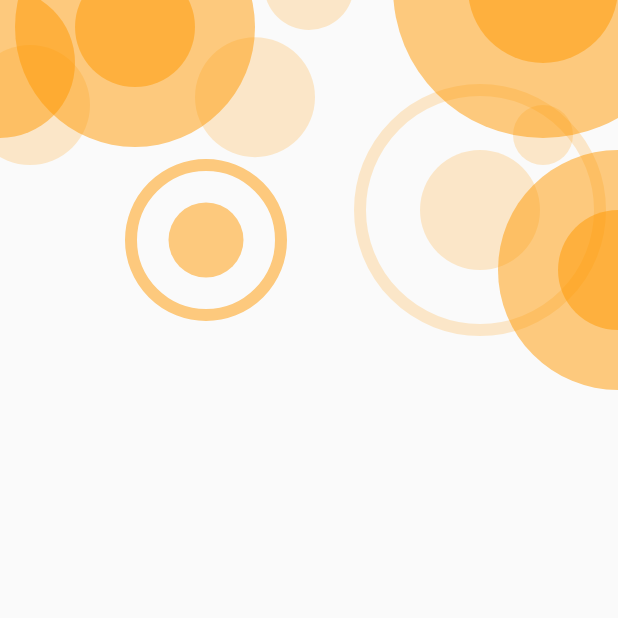
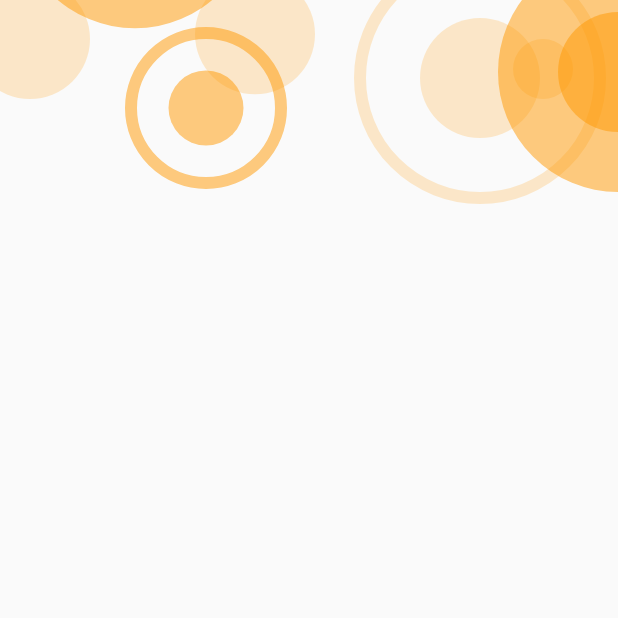
Before and after one commit to deus-magna/animations, a Flutter app: the screen it shows after launch, after a tap on "Circles", on a phone screen of 412 x 824 dp, the top half of it. Run offline on Flutter 3.47's test engine with Material 2 defaults, Android fonts, the phone set to English and light mode, and no system bars.

Commit message:
Refactoring circle_view with Frank :)

```diff
--- a/lib/views/circles_view.dart
+++ b/lib/views/circles_view.dart
@@ -7,8 +7,6 @@ class CirclesView extends StatefulWidget {
 
 class _CirclesViewState extends State<CirclesView>
     with SingleTickerProviderStateMixin {
-  double waveRadius = 0.0;
-
   AnimationController controller;
   Animation<double> animation;
 
@@ -20,12 +18,10 @@ class _CirclesViewState extends State<CirclesView>
 
     controller.forward();
 
-    animation = Tween(begin: 0.0, end: 2000.0).animate(controller)
-      ..addListener(() {
-        setState(() {
-          waveRadius = animation.value;
-        });
-      });
+    animation = Tween(begin: 0.0, end: 1200.0).animate(controller);
+    // ..addListener(() {
+    //   setState(() {});
+    // });
 
     controller.addStatusListener((status) {
       if (status == AnimationStatus.completed) {
@@ -45,9 +41,10 @@ class _CirclesViewState extends State<CirclesView>
   @override
   Widget build(BuildContext context) {
     final size = MediaQuery.of(context).size;
+
     return Scaffold(
       body: CustomPaint(
-        painter: CirclesPainter(waveRadius),
+        painter: CirclesPainter(animation),
         child: Container(
           width: size.width,
           height: size.height,
@@ -58,25 +55,35 @@ class _CirclesViewState extends State<CirclesView>
 }
 
 class CirclesPainter extends CustomPainter {
-  final double difY;
+  final Animation<double> animation;
+  bool isFirst = true;
 
-  CirclesPainter(this.difY);
+  CirclesPainter(this.animation) : super(repaint: animation);
 
   @override
   void paint(Canvas canvas, Size size) {
-    // final List<Offset> offsets = [
-    //   Offset(size.width / 2, difY - 10),
-    //   Offset(size.width / 4, (difY * 2) - 10),
-    //   Offset(size.width / 1.5, difY - 70),
-    // ];
-
-    // for (var offset in offsets) {
-    //   canvas.drawCircle(offset, 100, fillPaint);
-    // }
-
-    final fallingCircles = mockFallingCircles(size, difY);
+    final fallingCircles = mockFallingCircles(size, animation.value);
 
     for (var circle in fallingCircles) {
+      final paint = Paint()
+        ..color = circle.color.withOpacity(circle.opacity)
+        ..strokeWidth = 8
+        ..style = circle.shape == 0 ? PaintingStyle.fill : PaintingStyle.stroke
+        ..strokeCap = StrokeCap.round;
+
+      canvas.drawCircle(circle.offset, circle.radius, paint);
+    }
+    print('IsFirst value: $isFirst');
+    if (isFirst) {
+      if (animation.value >= 600) {
+        isFirst = false;
+      }
+      return;
+    }
+
+    final fallingCircles2 =
+        mockFallingCircles(size, (animation.value + 600) % 1200);
+    for (var circle in fallingCircles2) {
       final paint = Paint()
         ..color = circle.color.withOpacity(circle.opacity)
         ..strokeWidth = 8
```
